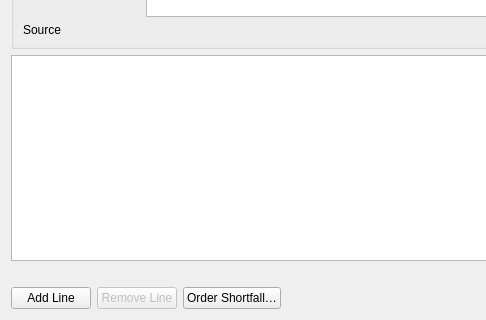
Above: examples/PartManagerApp/src/ui/PartManager_PartlistEditorDialog.ui from KROIA/PartManager before the change; both pictures show x 0 to 486 and y 300 to 620 of the 940 by 620 pixel window. Below: the same form after it.
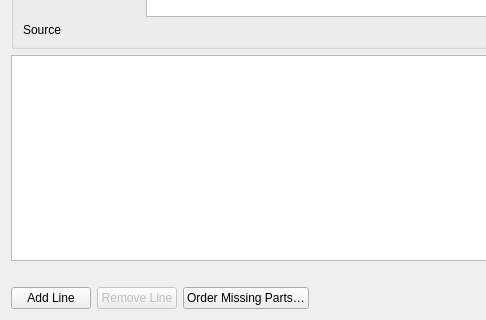
That is the form after the change.

Commit message: make the mouser part number editable, and ship german

```diff
--- a/examples/PartManagerApp/src/ui/PartManager_PartlistEditorDialog.ui
+++ b/examples/PartManagerApp/src/ui/PartManager_PartlistEditorDialog.ui
@@ -160,7 +160,7 @@
      <item>
       <widget class="QPushButton" name="orderShortfallButton">
        <property name="text">
-        <string>Order Shortfall…</string>
+        <string>Order Missing Parts…</string>
        </property>
        <property name="toolTip">
         <string>Checks this list against stock and raises a draft Mouser order for whatever is missing.</string>
```
Left out of the diff: 2 changed lines with no effect on the pictures. The commit also changes 16 other files.
